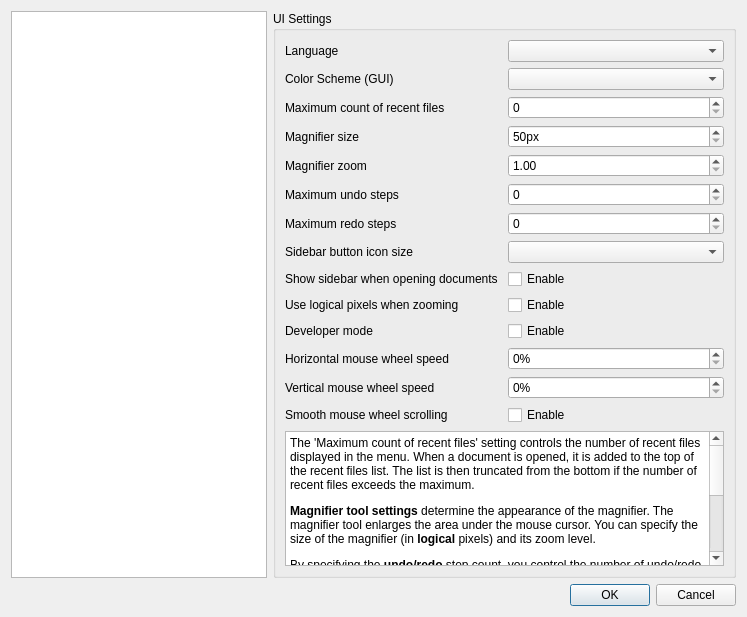
This is Pdf4QtLibGui/pdfviewersettingsdialog.ui in JakubMelka/PDF4QT as Qt 5 draws it before an edit. The edited form follows.
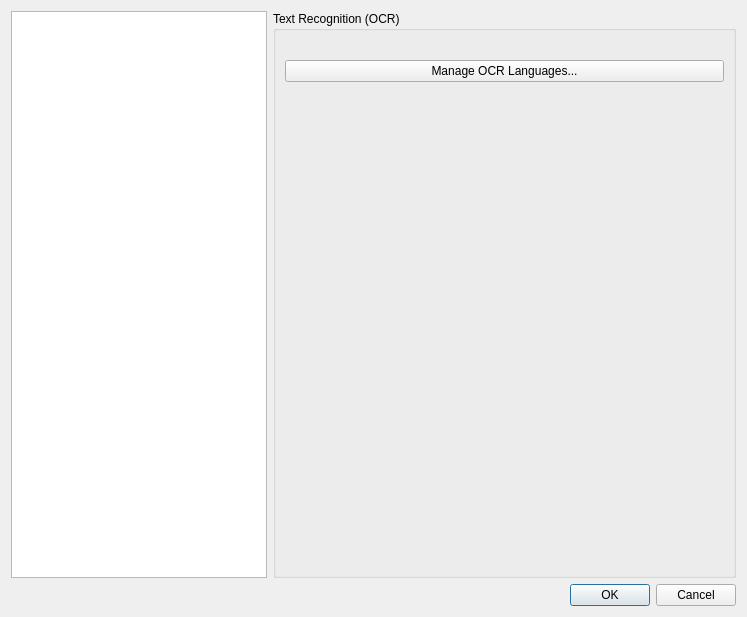
This is the edited form. The open tabs and pages were chosen to show the change.

```diff
--- a/Pdf4QtLibGui/pdfviewersettingsdialog.ui
+++ b/Pdf4QtLibGui/pdfviewersettingsdialog.ui
@@ -1618,6 +1618,64 @@
          </item>
         </layout>
        </widget>
+       <widget class="QWidget" name="ocrPage">
+        <layout class="QVBoxLayout" name="ocrPageLayout">
+         <property name="leftMargin">
+          <number>0</number>
+         </property>
+         <property name="topMargin">
+          <number>0</number>
+         </property>
+         <property name="rightMargin">
+          <number>0</number>
+         </property>
+         <property name="bottomMargin">
+          <number>0</number>
+         </property>
+         <item>
+          <widget class="QGroupBox" name="ocrGroupBox">
+           <property name="title">
+            <string>Text Recognition (OCR)</string>
+           </property>
+           <layout class="QVBoxLayout" name="ocrGroupBoxLayout">
+            <item>
+             <widget class="QLabel" name="ocrInfoLabel">
+              <property name="text">
+               <string/>
+              </property>
+              <property name="wordWrap">
+               <bool>true</bool>
+              </property>
+              <property name="textInteractionFlags">
+               <set>Qt::TextSelectableByMouse</set>
+              </property>
+             </widget>
+            </item>
+            <item>
+             <widget class="QPushButton" name="manageOCRLanguagesButton">
+              <property name="text">
+               <string>Manage OCR Languages...</string>
+              </property>
+             </widget>
+            </item>
+            <item>
+             <spacer name="ocrPageSpacer">
+              <property name="orientation">
+               <enum>Qt::Vertical</enum>
+              </property>
+              <property name="sizeHint" stdset="0">
+               <size>
+                <width>20</width>
+                <height>40</height>
+               </size>
+              </property>
+             </spacer>
+            </item>
+           </layout>
+          </widget>
+         </item>
+        </layout>
+       </widget>
       </widget>
      </item>
     </layout>
```
